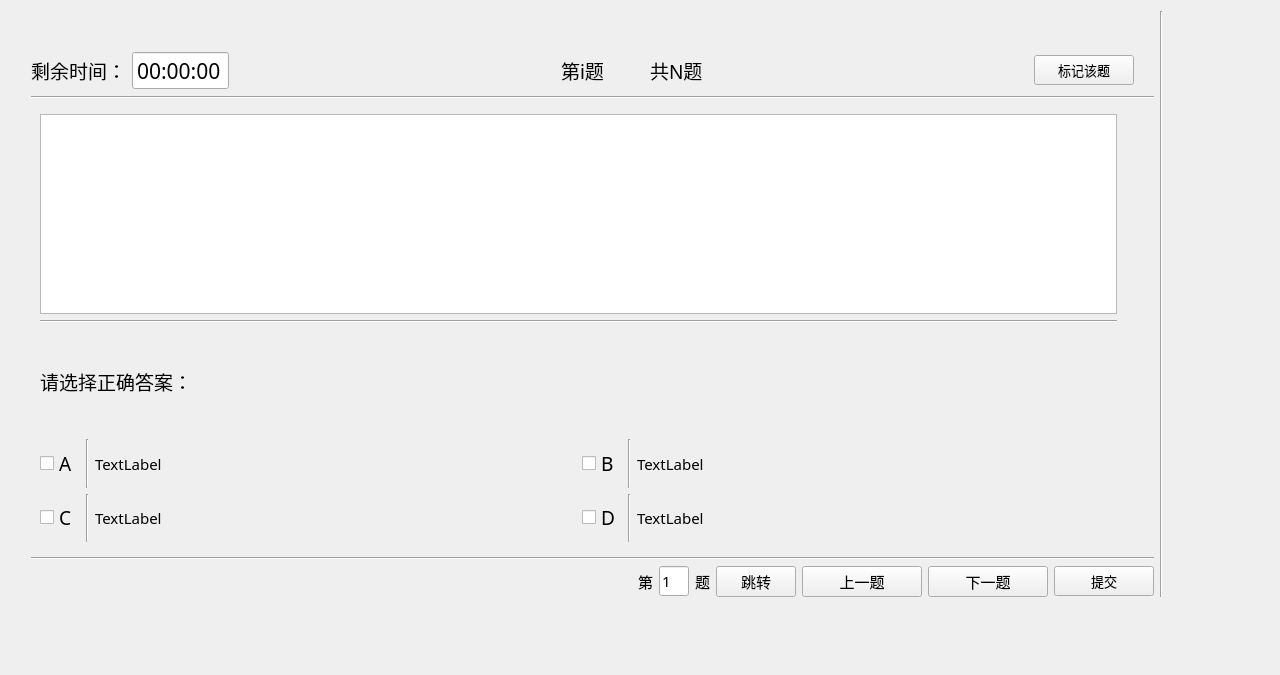
Above: client/ExamUI.ui from AlanForeverAi/Exams before the change. Below: the same form after it.
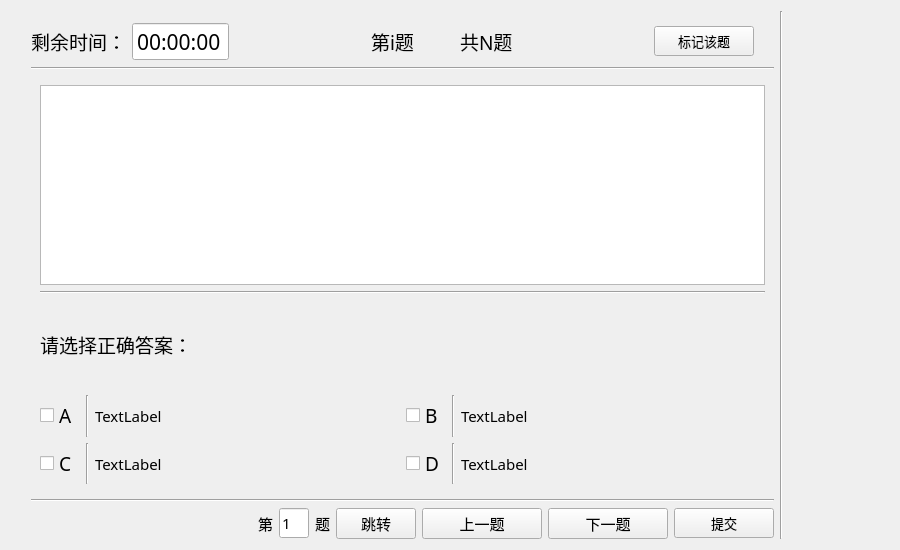
That is the form after the change.

Diff of the .ui file:
```diff
--- a/client/ExamUI.ui
+++ b/client/ExamUI.ui
@@ -6,8 +6,8 @@
    <rect>
     <x>0</x>
     <y>0</y>
-    <width>1280</width>
-    <height>675</height>
+    <width>900</width>
+    <height>550</height>
    </rect>
   </property>
   <property name="minimumSize">
```
